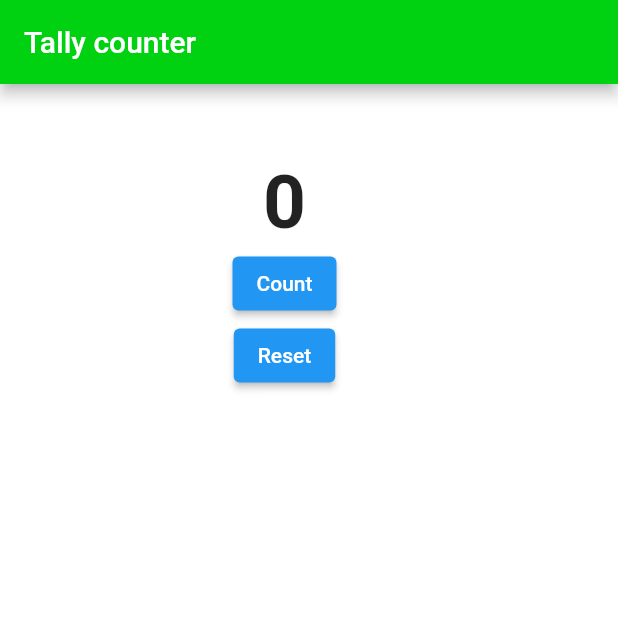
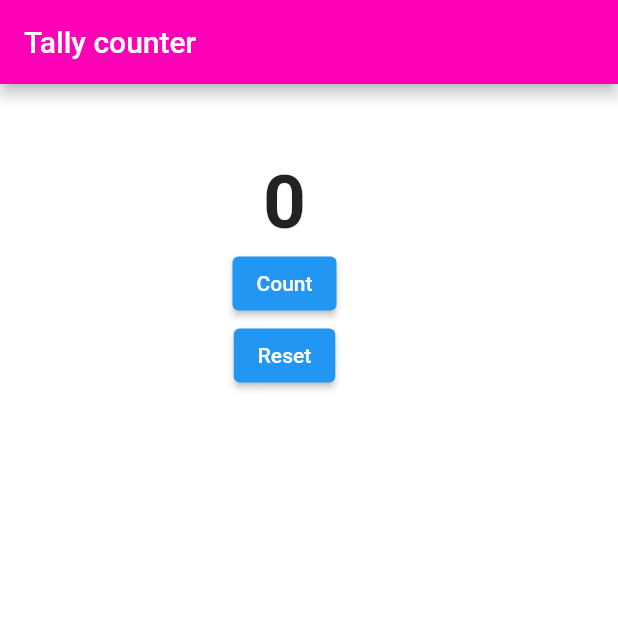
Before and after one commit to sinan70257/app2, a Flutter app: the screen it shows after launch, on a phone screen of 412 x 824 dp, the top half of it. Run offline on Flutter 3.47's test engine with Material 2 defaults, Android fonts, the phone set to English and light mode, and no system bars.

Commit message:
third commit

```diff
--- a/lib/main.dart
+++ b/lib/main.dart
@@ -36,7 +36,7 @@ class _HomeScreenState extends State<HomeScreen> {
     return Scaffold(
         backgroundColor: Color.fromARGB(255, 255, 255, 255),
         appBar: AppBar(
-          backgroundColor: Color.fromARGB(255, 0, 209, 17),
+          backgroundColor: Color.fromARGB(255, 255, 0, 183),
           title: const Text("Tally counter"),
         ),
         body: Padding(
```
